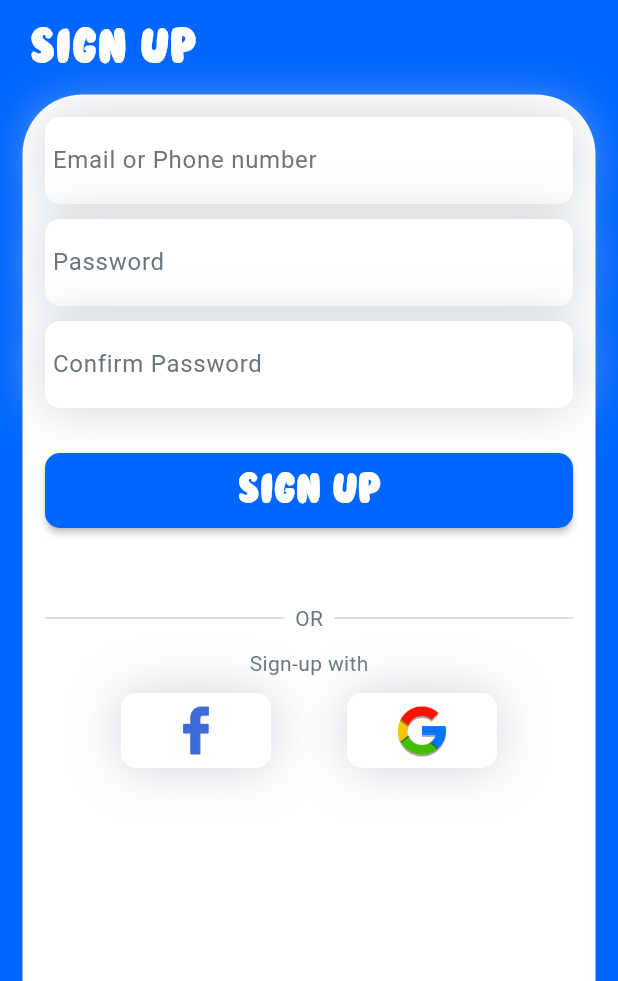
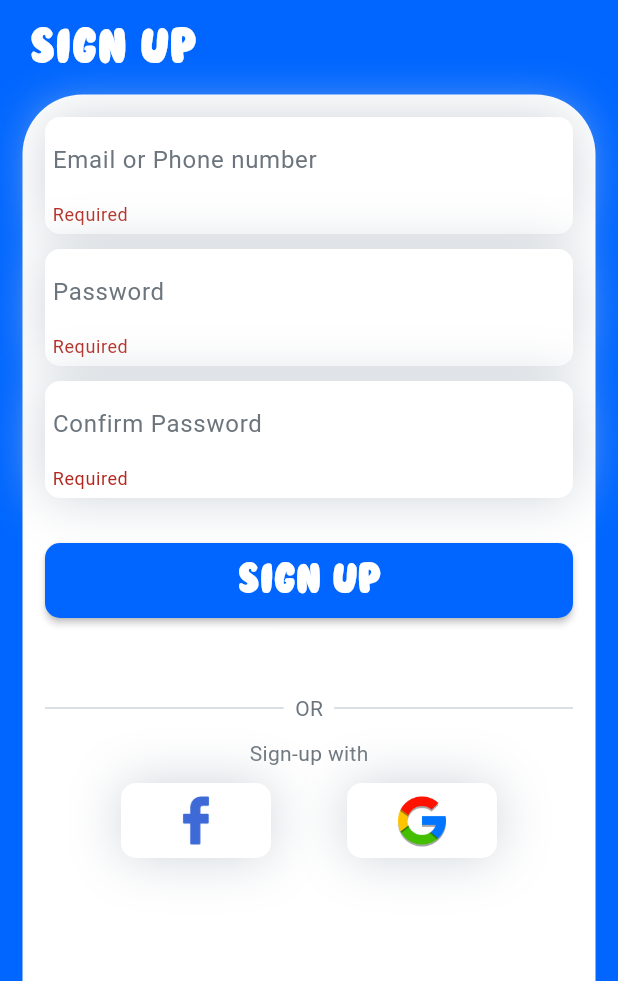
Before and after one commit to 7xEduard/Chat-App, a Flutter app: the SignUpScreen screen opened by its route, after a tap on "sign up", on a phone screen of 412 x 824 dp, the part 255-1236 px from its top. Run offline on Flutter 3.47's test engine with Material 3 defaults, Android fonts, the phone set to English and light mode, and no system bars; drawn by our look-alikes of modal_progress_hud_nsn; our stand-ins replace animate_do, firebase_auth, firebase_core, get; accounts and stored records are empty.

Commit message:
Sign up Auth

```diff
--- a/lib/components/custom_text_field.dart
+++ b/lib/components/custom_text_field.dart
@@ -1,10 +1,13 @@
+import 'dart:ui';
+
 import 'package:chat_app/constants.dart';
 import 'package:flutter/material.dart';
 
 class CustomTextField extends StatelessWidget {
-  const CustomTextField({super.key, this.hintText, this.onChanged});
+  const CustomTextField({super.key, this.hintText, this.onChanged ,this.validator});
   final String? hintText;
   final Function(String)? onChanged;
+  final String? Function(String?)? validator;
   @override
   Widget build(BuildContext context) {
     return Container(
@@ -19,10 +22,13 @@ class CustomTextField extends StatelessWidget {
           )
         ],
       ),
-      child: TextField(
+      child: TextFormField(
+
+        validator: validator,
         cursorColor: kPrimaryColor,
         onChanged: onChanged,
         decoration: InputDecoration(
+
           hintText: hintText,
           hintStyle: const TextStyle(color: Color(0xFF6c757d)),
           border: InputBorder.none,
--- a/lib/main.dart
+++ b/lib/main.dart
@@ -19,6 +19,12 @@ class ChatApp extends StatelessWidget {
   @override
   Widget build(BuildContext context) {
     return GetMaterialApp(
+      theme: ThemeData(
+        textSelectionTheme: const TextSelectionThemeData(
+          selectionColor: Color(0xFF64b5f6),
+          selectionHandleColor: Colors.yellow,
+        ),
+      ),
       routes: {
         'SignUpScreen': (context) =>  SignUpScreen(),
         'Splash': (context) => const Splash(),
--- a/lib/screens/sign_up_screen.dart
+++ b/lib/screens/sign_up_screen.dart
@@ -5,15 +5,35 @@ import 'package:chat_app/components/custom_text_field.dart';
 import 'package:chat_app/constants.dart';
 import 'package:firebase_auth/firebase_auth.dart';
 import 'package:flutter/material.dart';
+import 'package:get/get.dart';
+import 'package:modal_progress_hud_nsn/modal_progress_hud_nsn.dart';
 
-class SignUpScreen extends StatelessWidget {
-  SignUpScreen({super.key, this.email, this.password});
+class SignUpScreen extends StatefulWidget {
+  SignUpScreen({super.key});
+
+  @override
+  State<SignUpScreen> createState() => _SignUpScreenState();
+}
+
+class _SignUpScreenState extends State<SignUpScreen> {
   String? email;
+
   String? password;
+
+  String? confirmPassword;
+
+  bool inAsyncCall = false;
+
+  GlobalKey<FormState> formKey = GlobalKey();
 
   @override
   Widget build(BuildContext context) {
-    return Scaffold(
+    return ModalProgressHUD(
+      progressIndicator: const CircularProgressIndicator(
+        color: Color(0xFFffd500),
+      ),
+      inAsyncCall: inAsyncCall,
+      child: Scaffold(
         resizeToAvoidBottomInset: false,
         body: Container(
           width: double.infinity,
@@ -73,11 +93,22 @@ class SignUpScreen extends StatelessWidget {
                                 color: Colors.white,
                                 borderRadius: BorderRadius.circular(40),
                               ),
+                              child: Form(
+                                key: formKey,
                                 child: Column(
                                   children: [
                                     FadeInUp(
-                                  duration: const Duration(milliseconds: 800),
+                                      duration:
+                                          const Duration(milliseconds: 800),
                                       child: CustomTextField(
+                                        validator: (data) {
+                                          if (data!.isEmpty) {
+                                            return 'Required';
+                                          } else if (!data.isEmail &&
+                                              !data.isPhoneNumber) {
+                                            return 'Not Valid';
+                                          }
+                                        },
                                         onChanged: (data) {
                                           email = data;
                                         },
@@ -86,8 +117,19 @@ class SignUpScreen extends StatelessWidget {
                                     ),
                                     const SizedBox(height: 10),
                                     FadeInUp(
-                                  duration: const Duration(milliseconds: 1100),
+                                      duration:
+                                          const Duration(milliseconds: 1100),
                                       child: CustomTextField(
+                                        validator: (data) {
+                                          if (data!.isEmpty) {
+                                            return 'Required';
+                                          } else if (data.length < 12) {
+                                            return 'Weak Password';
+                                          } else if (!data
+                                              .contains(RegExp(r'[A-Z]'))) {
+                                            return 'password should contains letters';
+                                          }
+                                        },
                                         onChanged: (data) {
                                           password = data;
                                         },
@@ -96,50 +138,55 @@ class SignUpScreen extends StatelessWidget {
                                     ),
                                     const SizedBox(height: 10),
                                     FadeInUp(
-                                  duration: const Duration(milliseconds: 1400),
-                                  child: const CustomTextField(
+                                      duration:
+                                          const Duration(milliseconds: 1400),
+                                      child: CustomTextField(
+                                        validator: (data) {
+                                          if (data!.isEmpty) {
+                                            return 'Required';
+                                          } else if (data != password) {
+                                            return 'Wrong';
+                                          }
+                                        },
+                                        onChanged: (data) {
+                                          confirmPassword = data;
+                                        },
                                         hintText: "Confirm Password",
                                       ),
                                     ),
                                     const SizedBox(height: 30),
                                     FadeInUp(
-                                  duration: const Duration(milliseconds: 1700),
+                                      duration:
+                                          const Duration(milliseconds: 1700),
                                       child: CustomButton(
                                         labelText: "sign up",
                                         onPressed: () async {
+                                          if (formKey.currentState!
+                                              .validate()) {
+                                            inAsyncCall = true;
+                                            setState(() {});
                                             try {
-                                        UserCredential user = await FirebaseAuth
-                                            .instance
-                                            .createUserWithEmailAndPassword(
-                                          email: email!,
-                                          password: password!,
-                                        );
+                                              await userSignUp();
                                             } on FirebaseAuthException catch (e) {
                                               if (e.code == 'weak-password') {
-                                          ScaffoldMessenger.of(context)
-                                              .showSnackBar(
-                                            const SnackBar(
-                                              content: Text(
-                                                  'The password provided is too weak.'),
-                                            ),
-                                          );
+                                                showMessage(context,
+                                                    'The password provided is too weak.');
                                               } else if (e.code ==
                                                   'email-already-in-use') {
-                                          ScaffoldMessenger.of(context)
-                                              .showSnackBar(
-                                            const SnackBar(
-                                              content: Text(
-                                                  'The account already exists for that email.'),
-                                            ),
-                                          );
+                                                showMessage(context,
+                                                    'The account already exists for that email.');
                                               }
+                                            }
+                                            inAsyncCall = false;
+                                            setState(() {});
                                           }
                                         },
                                       ),
                                     ),
                                     const SizedBox(height: 50),
                                     FadeInUp(
-                                  duration: const Duration(milliseconds: 2000),
+                                      duration:
+                                          const Duration(milliseconds: 2000),
                                       child: const Row(
                                         children: [
                                           Expanded(
@@ -163,7 +210,8 @@ class SignUpScreen extends StatelessWidget {
                                     ),
                                     const SizedBox(height: 10),
                                     FadeInUp(
-                                  duration: const Duration(milliseconds: 2300),
+                                      duration:
+                                          const Duration(milliseconds: 2300),
                                       child: const Center(
                                         child: Text(
                                           "Sign-up with",
@@ -175,10 +223,12 @@ class SignUpScreen extends StatelessWidget {
                                     ),
                                     const SizedBox(height: 10),
                                     FadeInUp(
-                                  duration: const Duration(milliseconds: 2600),
+                                      duration:
+                                          const Duration(milliseconds: 2600),
                                       child: const AccountsWidget(),
                                     ),
                                   ],
+                                ),
                               ),
                             ),
                           ],
@@ -191,6 +241,23 @@ class SignUpScreen extends StatelessWidget {
             ],
           ),
         ),
+      ),
+    );
+  }
+
+  void showMessage(BuildContext context, String message) {
+    ScaffoldMessenger.of(context).showSnackBar(
+      SnackBar(
+        content: Text(message),
+      ),
+    );
+  }
+
+  Future<void> userSignUp() async {
+    UserCredential user =
+        await FirebaseAuth.instance.createUserWithEmailAndPassword(
+      email: email!,
+      password: password!,
     );
   }
 }
--- a/pubspec.yaml
+++ b/pubspec.yaml
@@ -33,6 +33,7 @@ dependencies:
   get: ^4.6.6
   animate_do: ^3.1.2
   firebase_auth: ^4.19.2
+  modal_progress_hud_nsn: ^0.5.1
 
   # The following adds the Cupertino Icons font to your application.
   # Use with the CupertinoIcons class for iOS style icons.
```
Also changed, not shown: pubspec.lock. Lines whose indentation alone changed are shown as unchanged.
